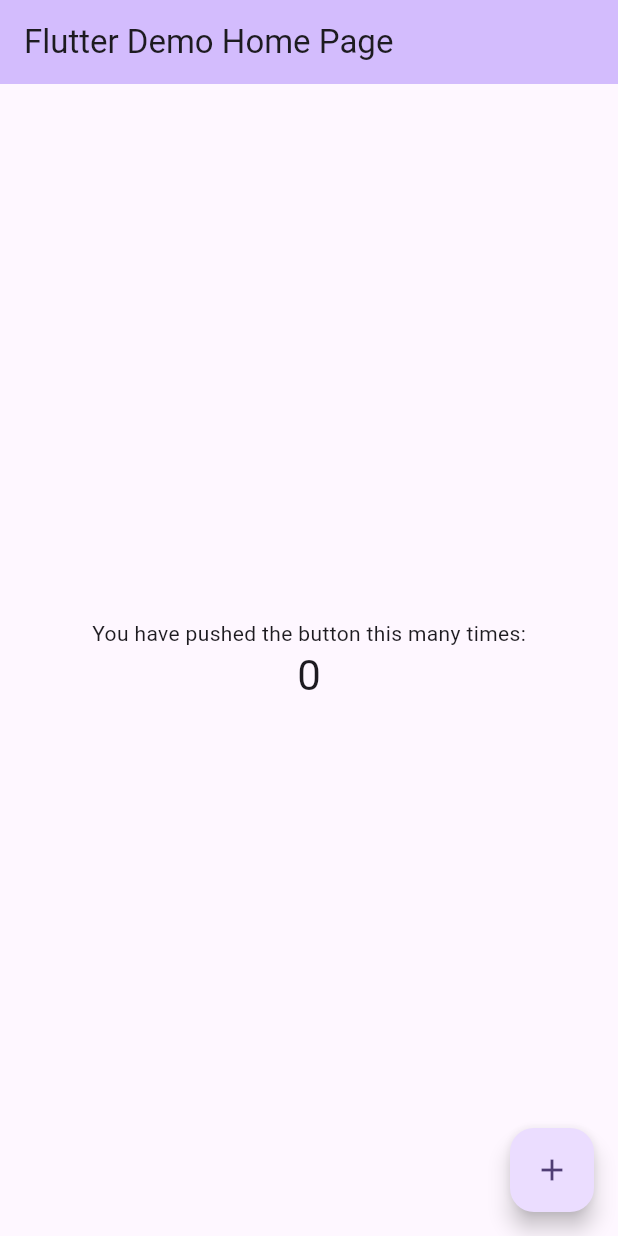
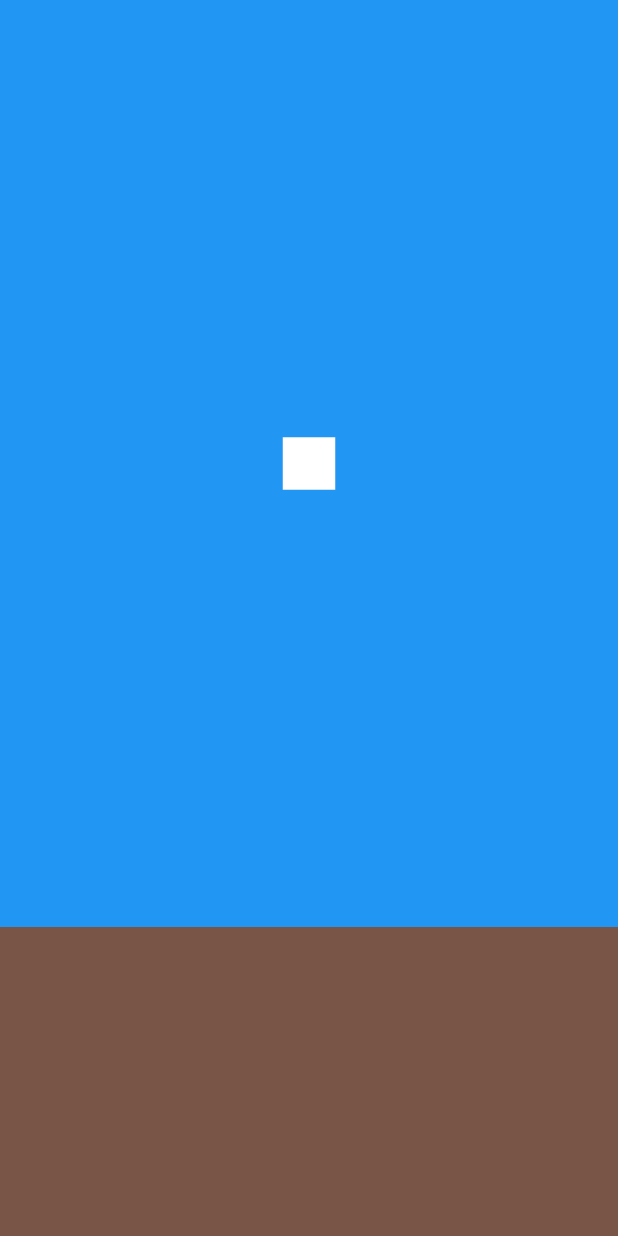
Before and after one commit to AminMemariani/FlutterFlappyBird, a Flutter app: the screen it shows after launch, on a phone screen of 412 x 824 dp. Run offline on Flutter 3.47's test engine with Material 3 defaults, Android fonts, the phone set to English and light mode, and no system bars.

Commit message:
initialized the main page and jump method

```diff
--- a/lib/main.dart
+++ b/lib/main.dart
@@ -1,4 +1,6 @@
 import 'package:flutter/material.dart';
+
+import 'pages/HomePage.dart';
 
 void main() {
   runApp(const MyApp());
@@ -10,116 +12,9 @@ class MyApp extends StatelessWidget {
   // This widget is the root of your application.
   @override
   Widget build(BuildContext context) {
-    return MaterialApp(
-      title: 'Flutter Demo',
-      theme: ThemeData(
-        // This is the theme of your application.
-        //
-        // TRY THIS: Try running your application with "flutter run". You'll see
-        // the application has a blue toolbar. Then, without quitting the app,
-        // try changing the seedColor in the colorScheme below to Colors.green
-        // and then invoke "hot reload" (save your changes or press the "hot
-        // reload" button in a Flutter-supported IDE, or press "r" if you used
-        // the command line to start the app).
-        //
-        // Notice that the counter didn't reset back to zero; the application
-        // state is not lost during the reload. To reset the state, use hot
-        // restart instead.
-        //
-        // This works for code too, not just values: Most code changes can be
-        // tested with just a hot reload.
-        colorScheme: ColorScheme.fromSeed(seedColor: Colors.deepPurple),
-        useMaterial3: true,
-      ),
-      home: const MyHomePage(title: 'Flutter Demo Home Page'),
+    return const MaterialApp(
+      debugShowCheckedModeBanner: false,
+      home: HomePage(),
     );
   }
 }
-
-class MyHomePage extends StatefulWidget {
-  const MyHomePage({super.key, required this.title});
-
-  // This widget is the home page of your application. It is stateful, meaning
-  // that it has a State object (defined below) that contains fields that affect
-  // how it looks.
-
-  // This class is the configuration for the state. It holds the values (in this
-  // case the title) provided by the parent (in this case the App widget) and
-  // used by the build method of the State. Fields in a Widget subclass are
-  // always marked "final".
-
-  final String title;
-
-  @override
-  State<MyHomePage> createState() => _MyHomePageState();
-}
-
-class _MyHomePageState extends State<MyHomePage> {
-  int _counter = 0;
-
-  void _incrementCounter() {
-    setState(() {
-      // This call to setState tells the Flutter framework that something has
-      // changed in this State, which causes it to rerun the build method below
-      // so that the display can reflect the updated values. If we changed
-      // _counter without calling setState(), then the build method would not be
-      // called again, and so nothing would appear to happen.
-      _counter++;
-    });
-  }
-
-  @override
-  Widget build(BuildContext context) {
-    // This method is rerun every time setState is called, for instance as done
-    // by the _incrementCounter method above.
-    //
-    // The Flutter framework has been optimized to make rerunning build methods
-    // fast, so that you can just rebuild anything that needs updating rather
-    // than having to individually change instances of widgets.
-    return Scaffold(
-      appBar: AppBar(
-        // TRY THIS: Try changing the color here to a specific color (to
-        // Colors.amber, perhaps?) and trigger a hot reload to see the AppBar
-        // change color while the other colors stay the same.
-        backgroundColor: Theme.of(context).colorScheme.inversePrimary,
-        // Here we take the value from the MyHomePage object that was created by
-        // the App.build method, and use it to set our appbar title.
-        title: Text(widget.title),
-      ),
-      body: Center(
-        // Center is a layout widget. It takes a single child and positions it
-        // in the middle of the parent.
-        child: Column(
-          // Column is also a layout widget. It takes a list of children and
-          // arranges them vertically. By default, it sizes itself to fit its
-          // children horizontally, and tries to be as tall as its parent.
-          //
-          // Column has various properties to control how it sizes itself and
-          // how it positions its children. Here we use mainAxisAlignment to
-          // center the children vertically; the main axis here is the vertical
-          // axis because Columns are vertical (the cross axis would be
-          // horizontal).
-          //
-          // TRY THIS: Invoke "debug painting" (choose the "Toggle Debug Paint"
-          // action in the IDE, or press "p" in the console), to see the
-          // wireframe for each widget.
-          mainAxisAlignment: MainAxisAlignment.center,
-          children: <Widget>[
-            const Text(
-              'You have pushed the button this many times:',
-            ),
-            Text(
-              '$_counter',
-              style: Theme.of(context).textTheme.headlineMedium,
-            ),
-          ],
-        ),
-      ),
-      floatingActionButton: FloatingActionButton(
-        onPressed: _incrementCounter,
-        tooltip: 'Increment',
-        child: const Icon(Icons.add),
-      ), // This trailing comma makes auto-formatting nicer for build methods.
-    );
-  }
-}
--- /dev/null
+++ b/lib/pages/HomePage.dart
@@ -0,0 +1,56 @@
+import 'dart:async';
+
+import 'package:flutter/material.dart';
+
+class HomePage extends StatefulWidget {
+  const HomePage({super.key});
+
+  @override
+  State<HomePage> createState() => _HomePageState();
+}
+
+class _HomePageState extends State<HomePage> {
+  double y = 0;
+
+  void jump() {
+    Timer.periodic(const Duration(milliseconds: 50), (timer) {
+      setState(() {
+        y -= 0.05;
+      });
+    });
+  }
+
+  @override
+  Widget build(BuildContext context) {
+    return GestureDetector(
+      onTap: jump,
+      child: Scaffold(
+        body: Column(children: [
+          Expanded(
+              flex: 3,
+              child: Container(
+                color: Colors.blue,
+                child: Center(
+                  child: Stack(
+                    children: [
+                      Container(
+                        alignment: Alignment(0, y),
+                        child: Container(
+                          width: 35,
+                          height: 35,
+                          color: Colors.white,
+                        ),
+                      )
+                    ],
+                  ),
+                ),
+              )),
+          Expanded(
+              child: Container(
+            color: Colors.brown,
+          ))
+        ]),
+      ),
+    );
+  }
+}
```
Also changed, not shown: pubspec.yaml (+4 -42 lines), assets/bird.png (added).
